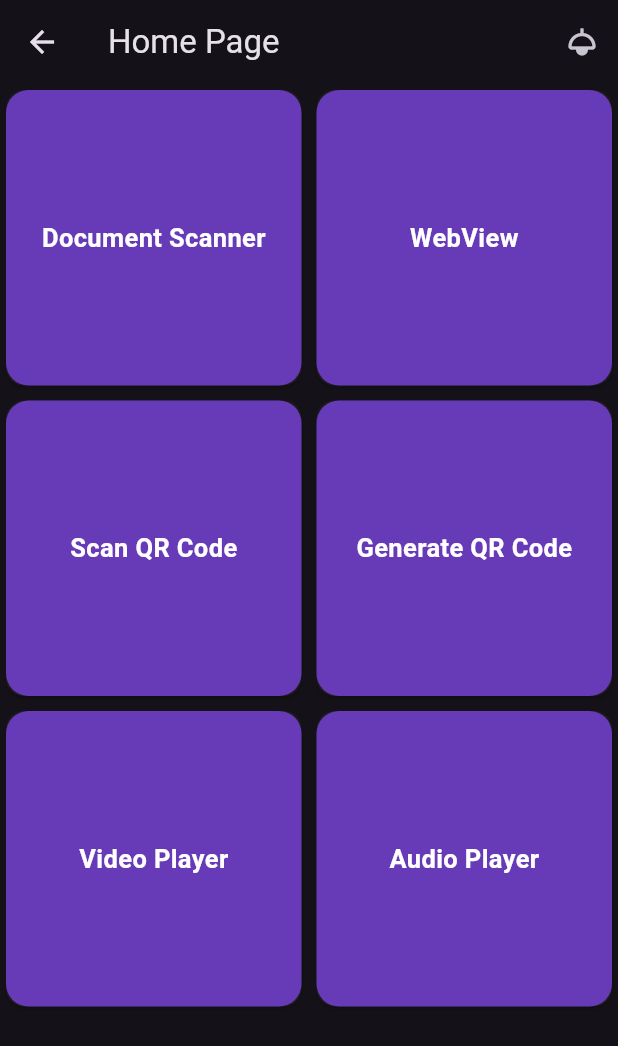
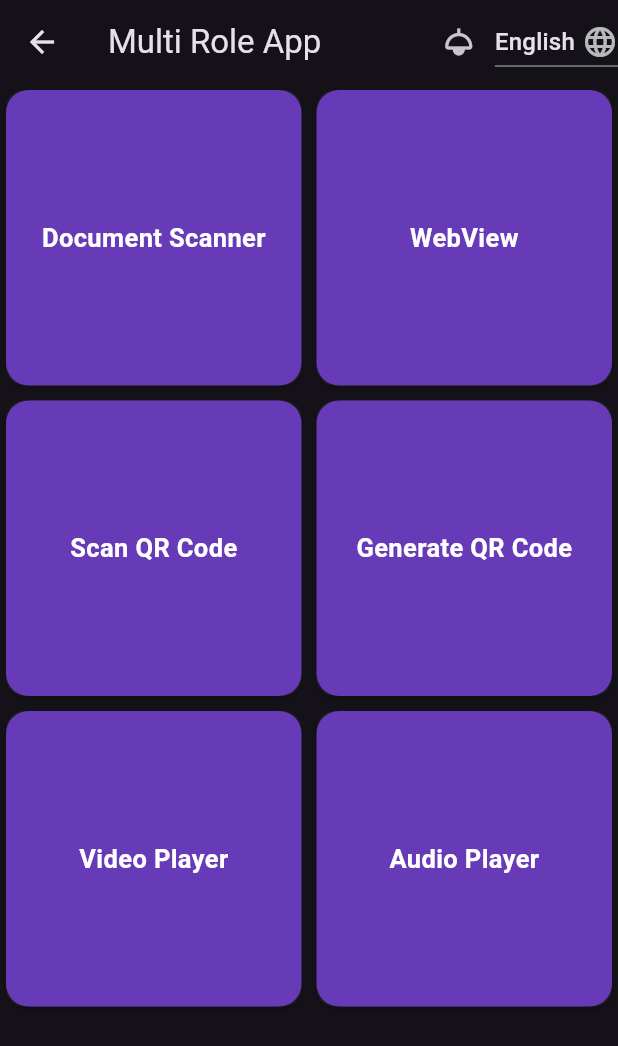
Before and after one commit to AsherAyub80/multi_role, a Flutter app: the HomePage screen opened directly, after a tap on the "light" icon, on a phone screen of 412 x 824 dp. Shown: the top 1046 px of the screen. Run offline on Flutter 3.47's test engine with Material 3 defaults, Android fonts, the phone set to English and light mode, and no system bars; our stand-ins replace firebase_core, firebase_messaging, flutter_dotenv, geolocator, get, get_storage and 5 more; missing offline and left inert: cunning_document_scanner, flutter_stripe, media_kit, media_kit_video, mobile_scanner, syncfusion_flutter_barcodes; accounts and stored records are empty; network calls fail.

Commit message:
add Localization

```diff
--- a/lib/Home/home_page.dart
+++ b/lib/Home/home_page.dart
@@ -1,4 +1,5 @@
 import 'package:flutter/material.dart';
+import 'package:get/get.dart';
 import 'package:google_mobile_ads/google_mobile_ads.dart';
 import 'package:multi_role/MediaPlayer/audio_player.dart';
 import 'package:multi_role/QrCodeScanner/qr.dart';
@@ -17,6 +18,7 @@ class HomePage extends StatefulWidget {
 class _HomePageState extends State<HomePage> {
   late BannerAd _bannerAd;
   bool _isAdLoaded = false;
+  String _selectedLanguage = 'English';
 
   @override
   void initState() {
@@ -55,19 +57,60 @@ class _HomePageState extends State<HomePage> {
     super.dispose();
   }
 
+  void _changeLanguage(String languageCode) {
+    Locale locale;
+    switch (languageCode) {
+      case 'English':
+        locale = Locale('en', 'US');
+        break;
+      case 'اردو':
+        locale = Locale('ur', 'PK');
+        break;
+      case 'العربية':
+        locale = Locale('ar');
+        break;
+      case 'Español':
+        locale = Locale('es');
+        break;
+      default:
+        locale = Locale('en', 'US');
+    }
+    Get.updateLocale(locale);
+    setState(() {
+      _selectedLanguage = languageCode;
+    });
+  }
+
   @override
   Widget build(BuildContext context) {
     final theme = Provider.of<ThemeProvider>(context);
     return Scaffold(
       appBar: AppBar(
+        title: Text('appTitle'.tr),
         actions: [
           IconButton(
-              onPressed: () {
-                theme.toggleTheme();
-              },
-              icon: Icon(Icons.light)),
+            onPressed: () {
+              theme.toggleTheme();
+            },
+            icon: Icon(Icons.light),
+          ),
+          DropdownButton<String>(
+            value: _selectedLanguage,
+            icon: Icon(Icons.language),
+            onChanged: (String? newValue) {
+              if (newValue != null) {
+                _changeLanguage(newValue);
+              }
+            },
+            items: <String>['English', 'اردو', 'العربية', 'Español']
+                .map<DropdownMenuItem<String>>((String value) {
+              return DropdownMenuItem<String>(
+                value: value,
+                child: Text(value),
+              );
+            }).toList(),
+          ),
         ],
-        title: Text('Home Page'),
       ),
       body: Column(
         children: [
@@ -138,7 +181,6 @@ class _HomePageState extends State<HomePage> {
         return 'Scan QR Code';
       case 3:
         return 'Generate QR Code';
-
       case 4:
         return 'Video Player';
       case 5:
@@ -175,7 +217,6 @@ class _HomePageState extends State<HomePage> {
               context,
               MaterialPageRoute(builder: (context) => QRCodeGenerator()),
             );
-
       case 4:
         return () => Navigator.push(
               context,
--- /dev/null
+++ b/lib/localization/languages.dart
@@ -0,0 +1,183 @@
+import 'package:get/get_navigation/src/root/internacionalization.dart';
+
+class Languages extends Translations {
+  @override
+  Map<String, Map<String, String>> get keys => {
+        'en_US': {
+          'appTitle': 'Multi Role App',
+          'scannedBarcode': 'Scan QR Code',
+          'nothing': 'Nothing!',
+          "webViewTitle": "WebView",
+          'copy': 'Copy',
+          'redirect': 'Redirect',
+          'copiedToClipboard': 'Copied to clipboard!',
+          'pleaseEnterText': 'Please enter some text!',
+          'rewardedAdNotLoaded':
+              'Rewarded ad is not loaded yet. Please try again.',
+          'qrCodeGenerator': 'QR Code Generator',
+          'generateQRCode': 'Generate QR Code',
+          'scannerOverlayTitle': 'Scanner with Overlay Example',
+          'error': 'Error',
+          'cameraError': 'Camera not available',
+          'toggleFlashlight': 'Toggle Flashlight',
+          'switchCamera': 'Switch Camera',
+          'videoPlayerTitle': 'Video Player',
+          'audioPlayerTitle': 'Audio Player',
+          'play': 'Play',
+          'pause': 'Pause',
+          'stop': 'Stop',
+          'next': 'Next',
+          'previous': 'Previous',
+          'backward10s': 'Backward 10s',
+          'forward10s': 'Forward 10s',
+          'trackTitle': 'Title: ',
+          'trackArtist': 'Artist: ',
+          'trackReleaseDate': 'Release Date: ',
+          'position': 'Position: ',
+          'scanning': 'Scanning...',
+          'noPicturesFound': 'No pictures found',
+          'applyFilter': 'Apply Filter',
+          'chooseFilter': 'Choose a filter to apply to this image.',
+          'cancel': 'Cancel',
+          'filterPreview': 'Filter Preview',
+          'save': 'Save',
+          'fullScreenViewer': 'Full Screen Viewer',
+          'close': 'Close',
+          'loadingImage': 'Loading image...',
+          'documentScanner': 'Document Scanner',
+          'delete': 'Delete', // Added here
+        },
+        'ur_PK': {
+          'appTitle': 'ملٹی رول ایپ',
+          'scannedBarcode': 'QR کوڈ اسکین کریں',
+          'nothing': 'کچھ نہیں!',
+          "webViewTitle": "ویب ویو",
+          'copy': 'نقل کریں',
+          'redirect': 'منتقل کریں',
+          'copiedToClipboard': 'کاپی کر دیا گیا!',
+          'pleaseEnterText': 'براہ کرم کچھ متن درج کریں!',
+          'rewardedAdNotLoaded':
+              'انعامی اشتہار ابھی لوڈ نہیں ہوا۔ براہ کرم دوبارہ کوشش کریں۔',
+          'qrCodeGenerator': 'QR کوڈ جنریٹر',
+          'generateQRCode': 'QR کوڈ بنائیں',
+          'scannerOverlayTitle': 'مثال کے ساتھ اسکینر',
+          'error': 'خرابی',
+          'cameraError': 'کیمرہ دستیاب نہیں',
+          'toggleFlashlight': 'فلیش لائٹ آن کریں',
+          'switchCamera': 'کیمرہ تبدیل کریں',
+          'videoPlayerTitle': 'ویڈیو پلیئر',
+          'audioPlayerTitle': 'آڈیو پلیئر',
+          'play': 'پلے',
+          'pause': 'پوز',
+          'stop': 'روکیں',
+          'next': 'اگلا',
+          'previous': 'پچھلا',
+          'backward10s': 'پیچھے 10 سیکنڈ',
+          'forward10s': 'آگے 10 سیکنڈ',
+          'trackTitle': 'عنوان: ',
+          'trackArtist': 'فنکار: ',
+          'trackReleaseDate': 'ریلیز کی تاریخ: ',
+          'position': 'پوزیشن: ',
+          'scanning': 'اسکیننگ...',
+          'noPicturesFound': 'کوئی تصاویر نہیں ملیں',
+          'applyFilter': 'فلٹر لگائیں',
+          'chooseFilter': 'اس تصویر پر لاگو کرنے کے لئے فلٹر منتخب کریں۔',
+          'cancel': 'منسوخ کریں',
+          'filterPreview': 'فلٹر کا پیش نظارہ',
+          'save': 'محفوظ کریں',
+          'fullScreenViewer': 'پوری اسکرین دیکھنے والا',
+          'close': 'بند کریں',
+          'loadingImage': 'تصویر لوڈ ہو رہی ہے...',
+          'documentScanner': 'دستاویز سکینر',
+          'delete': 'حذف کریں', // Added here
+        },
+        'ar': {
+          'appTitle': 'تطبيق الأدوار المتعددة',
+          'scannedBarcode': 'QR كود الممسوح',
+          'nothing': 'لا شيء!',
+          "webViewTitle": "عرض الويب",
+          'copy': 'نسخ',
+          'redirect': 'تحويل',
+          'copiedToClipboard': 'تم النسخ إلى الحافظة!',
+          'pleaseEnterText': 'يرجى إدخال بعض النصوص!',
+          'rewardedAdNotLoaded':
+              'الإعلان المدعوم لم يتم تحميله بعد. يرجى المحاولة مرة أخرى.',
+          'qrCodeGenerator': 'مولد QR كود',
+          'generateQRCode': 'إنشاء QR كود',
+          'scannerOverlayTitle': 'تطبيق المسح مع طبقة فوقية',
+          'error': 'خطأ',
+          'cameraError': 'الكاميرا غير متاحة',
+          'toggleFlashlight': 'تبديل الفلاش',
+          'switchCamera': 'تبديل الكاميرا',
+          'videoPlayerTitle': 'مشغل الفيديو',
+          'audioPlayerTitle': 'مشغل الصوت',
+          'play': 'تشغيل',
+          'pause': 'إيقاف مؤقت',
+          'stop': 'توقف',
+          'next': 'التالي',
+          'previous': 'السابق',
+          'backward10s': 'للخلف 10 ثوان',
+          'forward10s': 'إلى الأمام 10 ثوان',
+          'trackTitle': 'العنوان: ',
+          'trackArtist': 'الفنان: ',
+          'trackReleaseDate': 'تاريخ الإصدار:',
+          'position': 'الموقع: ',
+          'scanning': 'جارٍ المسح...',
+          'noPicturesFound': 'لا توجد صور',
+          'applyFilter': 'تطبيق الفلتر',
+          'chooseFilter': 'اختر فلتر لتطبيقه على هذه الصورة.',
+          'cancel': 'إلغاء',
+          'filterPreview': 'معاينة الفلتر',
+          'save': 'حفظ',
+          'fullScreenViewer': 'عارض الصورة بالكامل',
+          'close': 'إغلاق',
+          'loadingImage': 'جارٍ تحميل الصورة...',
+          'documentScanner': 'ماسح الوثائق',
+          'delete': 'حذف', // Added here
+        },
+        'es': {
+          'appTitle': 'Aplicación de múltiples roles',
+          'scannedBarcode': 'Escanear código QR',
+          'nothing': '¡Nada!',
+          "webViewTitle": "Vista web",
+          'copy': 'Copiar',
+          'redirect': 'Redirigir',
+          'copiedToClipboard': '¡Copiado al portapapeles!',
+          'pleaseEnterText': '¡Por favor, ingrese algún texto!',
+          'rewardedAdNotLoaded':
+              'El anuncio recompensado no se ha cargado aún. Por favor, inténtelo de nuevo.',
+          'qrCodeGenerator': 'Generador de QR Code',
+          'generateQRCode': 'Generar QR Code',
+          'scannerOverlayTitle': 'Escáner con superposición',
+          'error': 'Error',
+          'cameraError': 'Cámara no disponible',
+          'toggleFlashlight': 'Activar linterna',
+          'switchCamera': 'Cambiar cámara',
+          'videoPlayerTitle': 'Reproductor de video',
+          'audioPlayerTitle': 'Reproductor de audio',
+          'play': 'Reproducir',
+          'pause': 'Pausar',
+          'stop': 'Detener',
+          'next': 'Siguiente',
+          'previous': 'Anterior',
+          'backward10s': 'Atrás 10s',
+          'forward10s': 'Adelante 10s',
+          'trackTitle': 'Título: ',
+          'trackArtist': 'Artista: ',
+          'trackReleaseDate': 'Fecha de lanzamiento: ',
+          'position': 'Posición: ',
+          'scanning': 'Escaneando...',
+          'noPicturesFound': 'No se encontraron imágenes',
+          'applyFilter': 'Aplicar filtro',
+          'chooseFilter': 'Elige un filtro para aplicar a esta imagen.',
+          'cancel': 'Cancelar',
+          'filterPreview': 'Vista previa del filtro',
+          'save': 'Guardar',
+          'fullScreenViewer': 'Visor de pantalla completa',
+          'close': 'Cerrar',
+          'loadingImage': 'Cargando imagen...',
+          'documentScanner': 'Escáner de documentos',
+          'delete': 'Eliminar', // Added here
+        },
+      };
+}
--- a/lib/main.dart
+++ b/lib/main.dart
@@ -5,11 +5,14 @@ import 'package:flutter_dotenv/flutter_dotenv.dart';
 import 'package:flutter_stripe/flutter_stripe.dart';
 import 'package:google_mobile_ads/google_mobile_ads.dart';
 import 'package:media_kit/media_kit.dart';
+import 'package:multi_role/Home/home_page.dart';
 import 'package:multi_role/firebase_options.dart';
+import 'package:multi_role/localization/languages.dart';
 import 'package:multi_role/strippayment/payment_screen.dart';
 import 'package:multi_role/strippayment/payment_service.dart';
 import 'package:multi_role/theme/theme_controller.dart';
 import 'package:provider/provider.dart';
+import 'package:get/get.dart'; // Import GetX
 
 void main() async {
   WidgetsFlutterBinding.ensureInitialized();
@@ -40,19 +43,20 @@ class MyApp extends StatelessWidget {
 
   @override
   Widget build(BuildContext context) {
-    return Consumer<ThemeProvider>(
-      builder: (context, themeProvider, child) {
-        return MaterialApp(
-          debugShowCheckedModeBanner: false,
+    return GetMaterialApp(
+      // Use GetMaterialApp for localization
+      debugShowCheckedModeBanner: false,
+      translations: Languages(), // Add your translations class
+      locale: Locale('en', 'US'), // Set the device locale
+      fallbackLocale: Locale('en', 'US'), // Fallback locale
 
-          theme: ThemeData(
-            brightness:
-                themeProvider.isDarkMode ? Brightness.dark : Brightness.light,
-          ),
+      theme: ThemeData(
+        brightness: Provider.of<ThemeProvider>(context).isDarkMode
+            ? Brightness.dark
+            : Brightness.light,
+      ),
 
-          home: PaymentScreen(), // Replace with your actual home screen
-        );
-      },
+      home: HomePage(),
     );
   }
 }
--- a/pubspec.yaml
+++ b/pubspec.yaml
@@ -58,6 +58,7 @@ dependencies:
   flutter_stripe: ^11.0.0
   flutter_dotenv: ^5.1.0
   http: ^1.2.2
+  get: ^4.6.6
 
 dev_dependencies:
   flutter_test:
```
